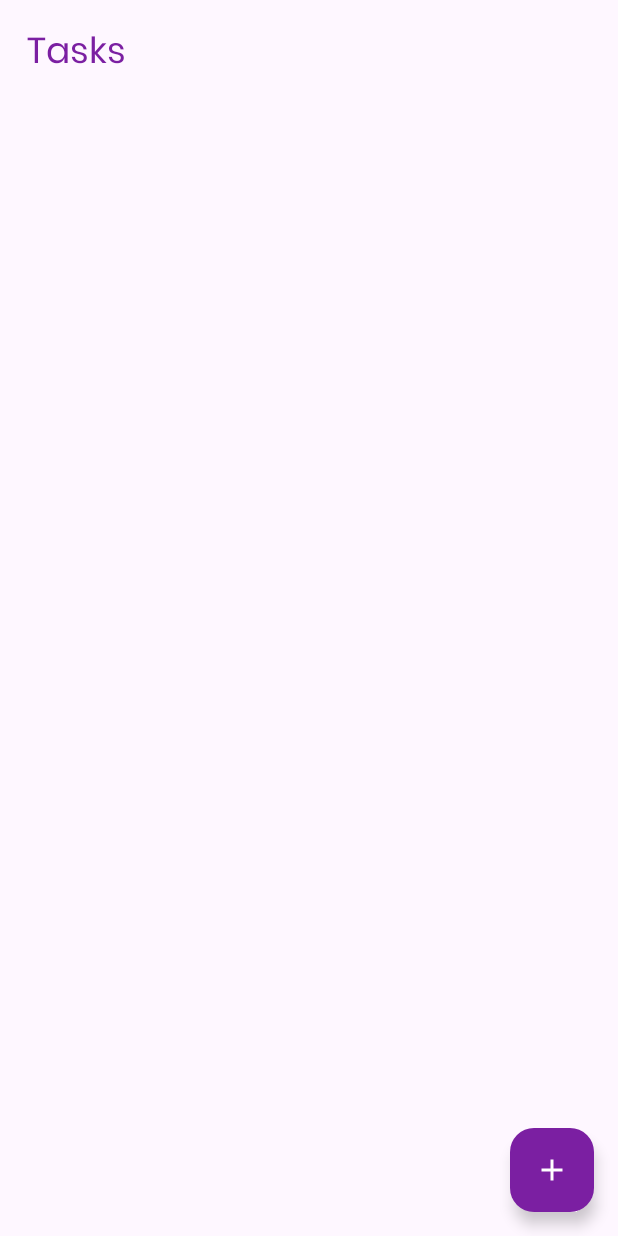
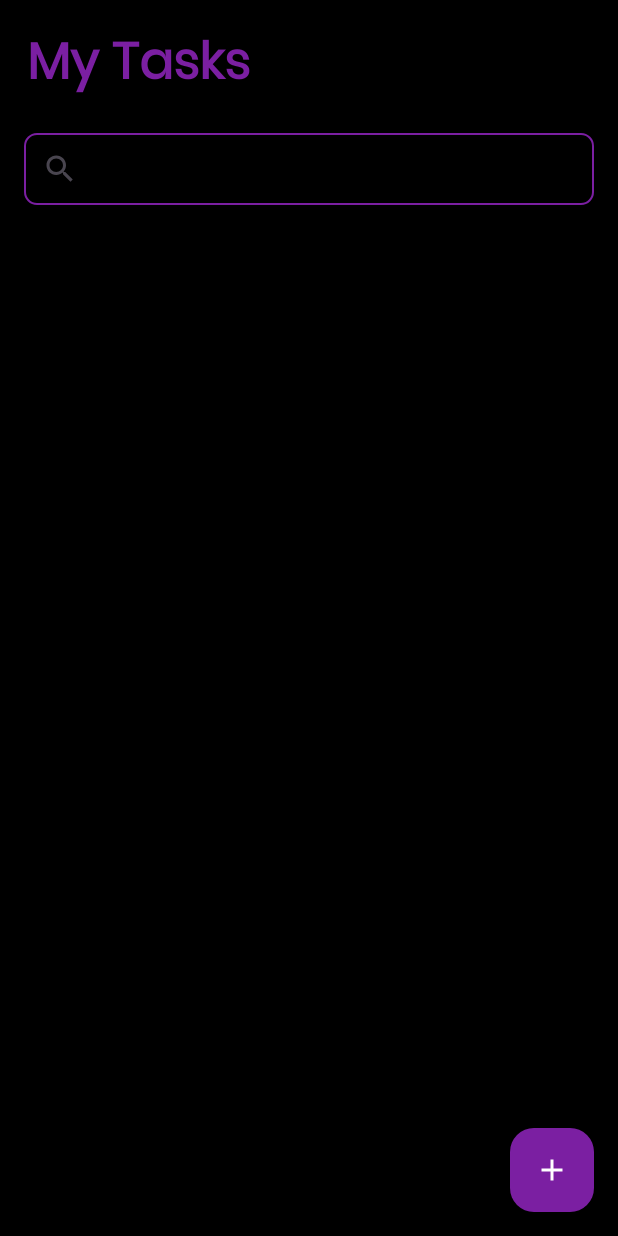
Before and after one commit to RomeshikaDewmini/TaskPlanner, an Android app: the screen it shows after launch (MainActivity), on a phone screen of 412 x 824 dp. Run offline under Robolectric (Android 15) with nearby library versions, the phone set to English and light mode, and no system bars.

Commit message:
Third commit

```diff
--- a/app/src/main/java/com/example/taskplanner/MainActivity.kt
+++ b/app/src/main/java/com/example/taskplanner/MainActivity.kt
@@ -2,38 +2,63 @@ package com.example.taskplanner
 
 import android.content.Intent
 import android.os.Bundle
-import androidx.activity.enableEdgeToEdge
+import android.widget.SearchView
 import androidx.appcompat.app.AppCompatActivity
-import androidx.core.view.ViewCompat
-import androidx.core.view.WindowInsetsCompat
 import androidx.recyclerview.widget.LinearLayoutManager
 import com.example.taskplanner.databinding.ActivityMainBinding
 
 class MainActivity : AppCompatActivity() {
 
-    private lateinit var binding:ActivityMainBinding
-    private lateinit var db:TasksDatabaseHelper
+    private lateinit var binding: ActivityMainBinding
+    private lateinit var db: TasksDatabaseHelper
     private lateinit var tasksAdapter: TasksAdapter
+    private var allTasks: List<Task> = listOf()
+
     override fun onCreate(savedInstanceState: Bundle?) {
         super.onCreate(savedInstanceState)
         binding = ActivityMainBinding.inflate(layoutInflater)
         setContentView(binding.root)
 
         db = TasksDatabaseHelper(this)
-        tasksAdapter = TasksAdapter(db.getAllTasks(),this)
+        allTasks = db.getAllTasks()
+        tasksAdapter = TasksAdapter(allTasks, this)
 
         binding.tasksRecyclerView.layoutManager = LinearLayoutManager(this)
         binding.tasksRecyclerView.adapter = tasksAdapter
 
-        binding.addButton.setOnClickListener{
-            val intent = Intent(this,AddTaskActivity::class.java)
+        binding.addButton.setOnClickListener {
+            val intent = Intent(this, AddTaskActivity::class.java)
             startActivity(intent)
         }
 
+        setupSearchView()
     }
 
     override fun onResume() {
         super.onResume()
-        tasksAdapter.refreshData(db.getAllTasks())
+        allTasks = db.getAllTasks()
+        tasksAdapter.refreshData(allTasks)
+    }
+
+    private fun setupSearchView() {
+        binding.searchView.setOnQueryTextListener(object : SearchView.OnQueryTextListener {
+            override fun onQueryTextSubmit(query: String?): Boolean {
+                return false
+            }
+
+            override fun onQueryTextChange(newText: String?): Boolean {
+                if (newText != null) {
+                    filterTasks(newText)
+                }
+                return true
+            }
+        })
+    }
+
+    private fun filterTasks(query: String) {
+        val filteredTasks = allTasks.filter {
+            it.title.contains(query, ignoreCase = true) || it.content.contains(query, ignoreCase = true)
+        }
+        tasksAdapter.refreshData(filteredTasks)
     }
 }
--- a/app/src/main/java/com/example/taskplanner/activity_splash.kt
+++ b/app/src/main/java/com/example/taskplanner/activity_splash.kt
@@ -4,13 +4,18 @@ import android.content.Intent
 import android.os.Bundle
 import android.os.Handler
 import androidx.appcompat.app.AppCompatActivity
+import com.example.taskplanner.databinding.ActivityMainBinding
+import com.example.taskplanner.databinding.ActivitySplashBinding
 
 
 class activity_splash : AppCompatActivity() {
+
+    private lateinit var binding: ActivitySplashBinding
     override fun onCreate(savedInstanceState: Bundle?) {
         super.onCreate(savedInstanceState)
 
-        setContentView(R.layout.activity_splash)
+        binding = ActivitySplashBinding.inflate(layoutInflater)
+        setContentView(binding.root)
 
         Handler().postDelayed({
 
--- a/app/src/main/res/drawable/baseline_delete_24.xml
+++ b/app/src/main/res/drawable/baseline_delete_24.xml
@@ -1,4 +1,4 @@
-<vector xmlns:android="http://schemas.android.com/apk/res/android" android:height="24dp" android:tint="#7B1FA2" android:viewportHeight="24" android:viewportWidth="24" android:width="24dp">
+<vector xmlns:android="http://schemas.android.com/apk/res/android" android:height="24dp" android:tint="@color/purple1" android:viewportHeight="24" android:viewportWidth="24" android:width="24dp">
 
     <path android:fillColor="@android:color/white" android:pathData="M6,19c0,1.1 0.9,2 2,2h8c1.1,0 2,-0.9 2,-2V7H6v12zM19,4h-3.5l-1,-1h-5l-1,1H5v2h14V4z"/>
 
--- a/app/src/main/res/drawable/baseline_done_24.xml
+++ b/app/src/main/res/drawable/baseline_done_24.xml
@@ -1,4 +1,4 @@
-<vector xmlns:android="http://schemas.android.com/apk/res/android" android:height="24dp" android:tint="#7B1FA2" android:viewportHeight="24" android:viewportWidth="24" android:width="24dp">
+<vector xmlns:android="http://schemas.android.com/apk/res/android" android:height="24dp" android:tint="@color/purple1" android:viewportHeight="24" android:viewportWidth="24" android:width="24dp">
 
     <path android:fillColor="@android:color/white" android:pathData="M9,16.2L4.8,12l-1.4,1.4L9,19 21,7l-1.4,-1.4L9,16.2z"/>
 
--- a/app/src/main/res/drawable/baseline_edit_24.xml
+++ b/app/src/main/res/drawable/baseline_edit_24.xml
@@ -1,4 +1,4 @@
-<vector xmlns:android="http://schemas.android.com/apk/res/android" android:height="24dp" android:tint="#7B1FA2" android:viewportHeight="24" android:viewportWidth="24" android:width="24dp">
+<vector xmlns:android="http://schemas.android.com/apk/res/android" android:height="24dp" android:tint="@color/purple1" android:viewportHeight="24" android:viewportWidth="24" android:width="24dp">
 
     <path android:fillColor="@android:color/white" android:pathData="M3,17.25V21h3.75L17.81,9.94l-3.75,-3.75L3,17.25zM20.71,7.04c0.39,-0.39 0.39,-1.02 0,-1.41l-2.34,-2.34c-0.39,-0.39 -1.02,-0.39 -1.41,0l-1.83,1.83 3.75,3.75 1.83,-1.83z"/>
 
--- a/app/src/main/res/layout/activity_main.xml
+++ b/app/src/main/res/layout/activity_main.xml
@@ -1,10 +1,10 @@
-<?xml version="1.0" encoding="utf-8"?>
 <RelativeLayout xmlns:android="http://schemas.android.com/apk/res/android"
     xmlns:app="http://schemas.android.com/apk/res-auto"
     xmlns:tools="http://schemas.android.com/tools"
     android:id="@+id/main"
     android:layout_width="match_parent"
     android:layout_height="match_parent"
+    android:background="@color/black"
     tools:context=".MainActivity">
 
     <TextView
@@ -12,18 +12,30 @@
         android:layout_width="wrap_content"
         android:layout_height="wrap_content"
         android:layout_alignParentTop="true"
+        android:layout_marginStart="18dp"
         android:layout_marginTop="16dp"
         android:fontFamily="@font/poppins"
-        android:text="Tasks"
-        android:layout_marginStart="18dp"
+        android:text="My Tasks"
         android:textColor="@color/purple"
-        android:textSize="24sp"/>
+        android:textSize="34sp"
+        android:textStyle="bold" />
+
+    <SearchView
+        android:id="@+id/searchView"
+        android:layout_width="match_parent"
+        android:layout_height="wrap_content"
+        android:layout_below="@id/tasksHeading"
+        android:layout_margin="16dp"
+        android:queryHint="Search Tasks"
+
+        android:background="@drawable/purple_border"/>
 
     <androidx.recyclerview.widget.RecyclerView
         android:id="@+id/tasksRecyclerView"
         android:layout_width="match_parent"
         android:layout_height="match_parent"
-        android:layout_marginTop="50dp"
+        android:layout_below="@id/searchView"
+        android:layout_marginTop="10dp"
         android:padding="16dp"/>
 
     <com.google.android.material.floatingactionbutton.FloatingActionButton
--- a/app/src/main/res/layout/task_item.xml
+++ b/app/src/main/res/layout/task_item.xml
@@ -6,6 +6,7 @@
     android:layout_height="wrap_content"
     app:cardCornerRadius="8dp"
     app:cardElevation="4dp"
+    android:backgroundTint="@color/white"
     app:cardUseCompatPadding="true">
 
     <LinearLayout
@@ -26,7 +27,7 @@
                 android:layout_height="wrap_content"
                 android:text="Title"
                 android:fontFamily="@font/poppins"
-                android:textColor="@color/purple"
+                android:textColor="@color/black"
                 android:textSize="18sp"
                 android:textStyle="bold"/>
 
@@ -52,6 +53,7 @@
             android:layout_width="wrap_content"
             android:layout_height="wrap_content"
             android:text="Content"
+            android:textColor="@color/purple1"
             android:fontFamily="@font/poppins"
             android:maxLines="3"
             android:layout_marginTop="4dp"/>
```
Also changed, not shown: app/src/main/AndroidManifest.xml (+8 -7 lines), app/src/main/java/com/example/taskplanner/AddTaskActivity.kt (+25 -10 lines), app/src/main/java/com/example/taskplanner/UpdateTaskActivity.kt (+29 -16 lines), app/src/main/res/drawable/search.png (added).
